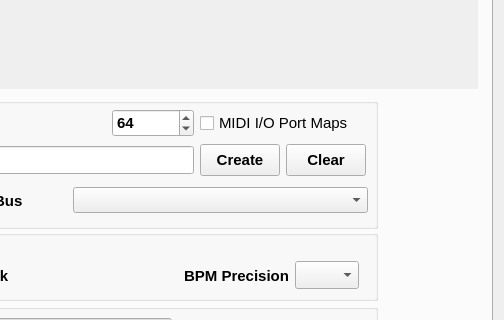
Above: seq_qt5/forms/qseditoptions.ui from ahlstromcj/seq66 before the change; both pictures show x 246 to 750 and y 265 to 585 of the 750 by 670 pixel window. Below: the same form after it.
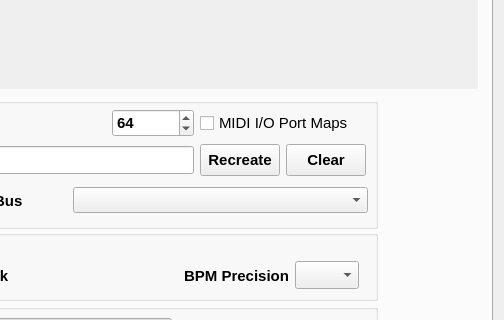
That is the form after the change. The open tabs and pages were chosen to show the change.

```diff
--- a/seq_qt5/forms/qseditoptions.ui
+++ b/seq_qt5/forms/qseditoptions.ui
@@ -475,7 +475,7 @@
 Each port number can be found by name-lookup.</string>
           </property>
           <property name="text">
-           <string>Create</string>
+           <string>Recreate</string>
           </property>
          </widget>
         </item>
```
Left out of the diff: 2 changed lines with no effect on the pictures.
